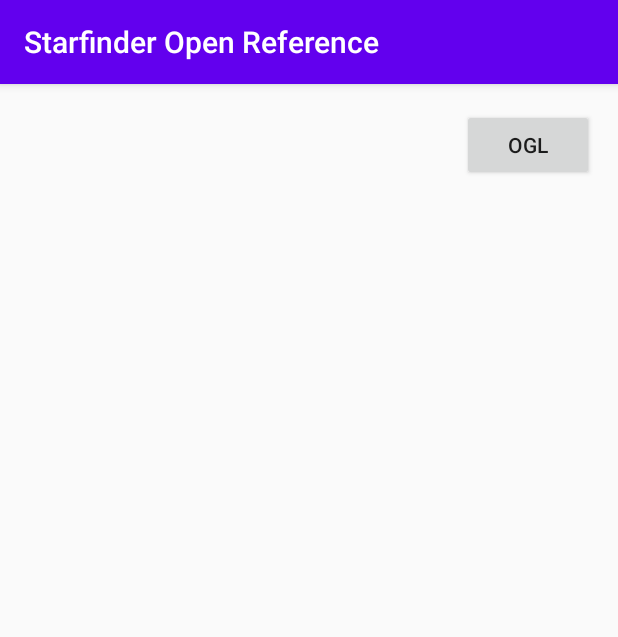
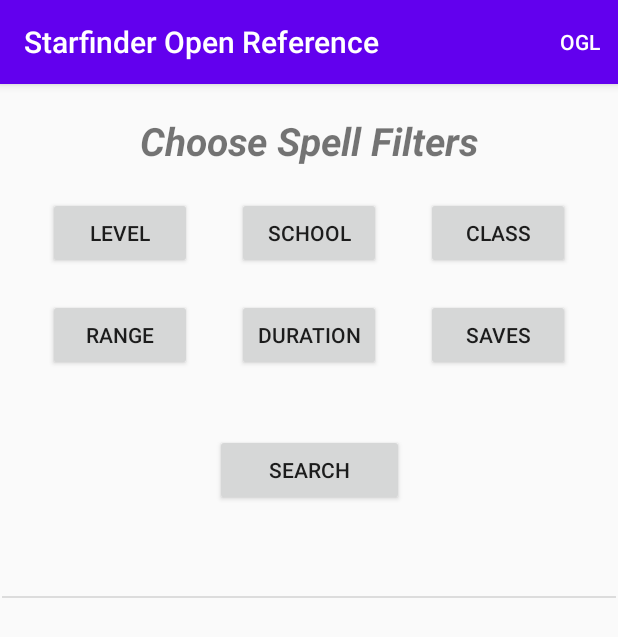
Before and after one commit to rdonohue/StarfinderOpenReference, an Android app: the screen it shows after launch (MainActivity), on a phone screen of 412 x 824 dp. Shown: the top 637 px of the screen. Run offline under Robolectric (Android 15) with nearby library versions, the phone set to English and light mode, and no system bars.

Commit message:
added buttons to activity

```diff
--- a/app/build.gradle
+++ b/app/build.gradle
@@ -27,6 +27,7 @@ dependencies {
     implementation 'androidx.appcompat:appcompat:1.1.0'
     implementation 'androidx.constraintlayout:constraintlayout:1.1.3'
     implementation 'androidx.legacy:legacy-support-v4:1.0.0'
+    implementation 'com.google.android.material:material:1.1.0'
     testImplementation 'junit:junit:4.12'
     androidTestImplementation 'androidx.test.ext:junit:1.1.1'
     androidTestImplementation 'androidx.test.espresso:espresso-core:3.2.0'
--- a/app/src/main/java/edu/tacoma/uw/ryandon/starfinderopenreference/MainActivity.java
+++ b/app/src/main/java/edu/tacoma/uw/ryandon/starfinderopenreference/MainActivity.java
@@ -1,22 +1,26 @@
 package edu.tacoma.uw.ryandon.starfinderopenreference;
 
 import androidx.appcompat.app.AppCompatActivity;
+import androidx.appcompat.widget.Toolbar;
 
 import android.content.Intent;
 import android.os.Bundle;
+import android.view.Menu;
 import android.view.View;
 
 public class MainActivity extends AppCompatActivity {
 
-    //this is a test comment
+
     @Override
     protected void onCreate(Bundle savedInstanceState) {
         super.onCreate(savedInstanceState);
         setContentView(R.layout.activity_main);
     }
 
-    public void OGLButton(View view) {
-        Intent intent = new Intent(this, OGLPage.class);
-        startActivity(intent);
+    @Override
+    public boolean onCreateOptionsMenu(Menu menu) {
+        getMenuInflater().inflate(R.menu.menu_main, menu);
+        return true;
     }
+
 }
--- a/app/src/main/java/edu/tacoma/uw/ryandon/starfinderopenreference/authenticate/SignInActivity.java
+++ b/app/src/main/java/edu/tacoma/uw/ryandon/starfinderopenreference/authenticate/SignInActivity.java
@@ -31,9 +31,8 @@ public class SignInActivity extends AppCompatActivity implements LoginFragment.L
             startActivity(intent);
             finish();;
         }
+    }
 
-
-    }
     @Override
     public void login(String email, String pwd) {
 
--- a/app/src/main/res/layout/activity_main.xml
+++ b/app/src/main/res/layout/activity_main.xml
@@ -2,21 +2,104 @@
 <androidx.constraintlayout.widget.ConstraintLayout xmlns:android="http://schemas.android.com/apk/res/android"
     xmlns:app="http://schemas.android.com/apk/res-auto"
     xmlns:tools="http://schemas.android.com/tools"
+    android:id="@+id/coordinatorLayout"
     android:layout_width="match_parent"
     android:layout_height="match_parent"
+    android:fitsSystemWindows="true"
+    app:layout_anchorGravity="center_horizontal"
     tools:context=".MainActivity">
 
     <Button
-        android:id="@+id/OGLButtonReference"
+        android:id="@+id/level_button"
+        android:layout_width="96dp"
+        android:layout_height="wrap_content"
+        android:layout_marginStart="32dp"
+        android:layout_marginTop="20dp"
+        android:text="@string/button_spell_level"
+        app:layout_constraintStart_toStartOf="parent"
+        app:layout_constraintTop_toBottomOf="@+id/textView" />
+
+    <TextView
+        android:id="@+id/textView"
         android:layout_width="wrap_content"
         android:layout_height="wrap_content"
-        android:onClick="OGLButton"
-        android:text="OGL"
+        android:layout_marginTop="20dp"
+        android:text="@string/title_filter"
+        android:textSize="26sp"
+        android:textStyle="bold|italic"
+        app:layout_constraintEnd_toEndOf="parent"
+        app:layout_constraintStart_toStartOf="parent"
+        app:layout_constraintTop_toTopOf="parent" />
+
+    <Button
+        android:id="@+id/class_button"
+        android:layout_width="96dp"
+        android:layout_height="wrap_content"
+        android:layout_marginTop="20dp"
+        android:layout_marginEnd="32dp"
+        android:text="@string/button_spell_class"
+        app:layout_constraintEnd_toEndOf="parent"
+        app:layout_constraintTop_toBottomOf="@+id/textView" />
+
+    <Button
+        android:id="@+id/school_button"
+        android:layout_width="96dp"
+        android:layout_height="wrap_content"
+        android:layout_marginTop="20dp"
+        android:text="@string/button_spell_school"
+        app:layout_constraintEnd_toStartOf="@+id/class_button"
+        app:layout_constraintStart_toEndOf="@+id/level_button"
+        app:layout_constraintTop_toBottomOf="@+id/textView" />
+
+    <Button
+        android:id="@+id/range_button"
+        android:layout_width="96dp"
+        android:layout_height="wrap_content"
+        android:layout_marginStart="32dp"
+        android:layout_marginTop="20dp"
+        android:text="@string/button_spell_range"
+        app:layout_constraintStart_toStartOf="parent"
+        app:layout_constraintTop_toBottomOf="@+id/level_button" />
+
+    <Button
+        android:id="@+id/duration_button"
+        android:layout_width="96dp"
+        android:layout_height="wrap_content"
+        android:layout_marginTop="20dp"
+        android:text="@string/button_spell_duration"
+        app:layout_constraintEnd_toStartOf="@+id/button8"
+        app:layout_constraintStart_toEndOf="@+id/range_button"
+        app:layout_constraintTop_toBottomOf="@+id/school_button" />
+
+    <Button
+        android:id="@+id/button7"
+        android:layout_width="126dp"
+        android:layout_height="48dp"
+        android:layout_marginTop="42dp"
+        android:text="@string/button_search"
+        app:layout_constraintEnd_toEndOf="parent"
+        app:layout_constraintStart_toStartOf="parent"
+        app:layout_constraintTop_toBottomOf="@+id/duration_button" />
+
+    <Button
+        android:id="@+id/button8"
+        android:layout_width="96dp"
+        android:layout_height="wrap_content"
+        android:layout_marginTop="20dp"
+        android:layout_marginEnd="32dp"
+        android:text="@string/button_spell_save"
+        app:layout_constraintEnd_toEndOf="parent"
+        app:layout_constraintTop_toBottomOf="@+id/class_button" />
+
+    <View
+        android:id="@+id/divider"
+        android:layout_width="409dp"
+        android:layout_height="1dp"
+        android:background="?android:attr/listDivider"
         app:layout_constraintBottom_toBottomOf="parent"
         app:layout_constraintEnd_toEndOf="parent"
-        app:layout_constraintHorizontal_bias="0.95"
         app:layout_constraintStart_toStartOf="parent"
         app:layout_constraintTop_toTopOf="parent"
-        app:layout_constraintVertical_bias="0.023" />
+        app:layout_constraintVertical_bias="0.445" />
 
 </androidx.constraintlayout.widget.ConstraintLayout>
--- /dev/null
+++ b/app/src/main/res/menu/menu_main.xml
@@ -0,0 +1,16 @@
+<?xml version="1.0" encoding="utf-8"?>
+<menu xmlns:android="http://schemas.android.com/apk/res/android"
+    xmlns:app="http://schemas.android.com/apk/res-auto"
+    android:layout_width="match_parent"
+    android:layout_height="match_parent">
+
+    <SearchView
+        android:layout_width="match_parent"
+        android:layout_height="match_parent" />
+
+    <item
+        android:id="@+id/action_ogl"
+        android:orderInCategory="100"
+        android:title="@string/action_ogl"
+        app:showAsAction="ifRoom"/>
+</menu>
--- a/app/src/main/res/values/strings.xml
+++ b/app/src/main/res/values/strings.xml
@@ -6,4 +6,17 @@
     <string name="LOGIN_PREFS">com.example.datalab.PREFS</string>
     <string name="LOGGEDIN">loggedin</string>
     <string name="action_logout">Sign Out</string>
+    <string name="open_game_license">OGL</string>
+    <string name="reference_open_starfinder_search">resourse_open_starfinder_search</string>
+    <string name="reference_open_sf_search_hint">refernce_open_sf_search_hint</string>
+    <string name="StarfinderOpenReference">StarfinderOpenReference</string>
+    <string name="action_ogl">OGL</string>
+    <string name="title_filter">Choose Spell Filters</string>
+    <string name="button_spell_level">Level</string>
+    <string name="button_spell_school">School</string>
+    <string name="button_spell_class">Class</string>
+    <string name="button_spell_range">Range</string>
+    <string name="button_spell_duration">Duration</string>
+    <string name="button_spell_save">Saves</string>
+    <string name="button_search">Search</string>
 </resources>
--- a/app/src/main/res/values/styles.xml
+++ b/app/src/main/res/values/styles.xml
@@ -5,6 +5,7 @@
         <item name="colorPrimary">@color/colorPrimary</item>
         <item name="colorPrimaryDark">@color/colorPrimaryDark</item>
         <item name="colorAccent">@color/colorAccent</item>
+
     </style>
 
 </resources>
--- /dev/null
+++ b/app/src/main/res/xml/searchable.xml
@@ -0,0 +1,5 @@
+<?xml version="1.0" encoding="utf-8"?>
+<searchable xmlns:android="http://schemas.android.com/apk/res/android"
+    android:label="@string/StarfinderOpenReference"
+    android:hint="@string/reference_open_sf_search_hint" >
+</searchable>
--- a/build.gradle
+++ b/build.gradle
@@ -5,7 +5,7 @@ buildscript {
         jcenter()
     }
     dependencies {
-        classpath "com.android.tools.build:gradle:4.0.0"
+        classpath 'com.android.tools.build:gradle:4.0.1'
 
         // NOTE: Do not place your application dependencies here; they belong
         // in the individual module build.gradle files
```
